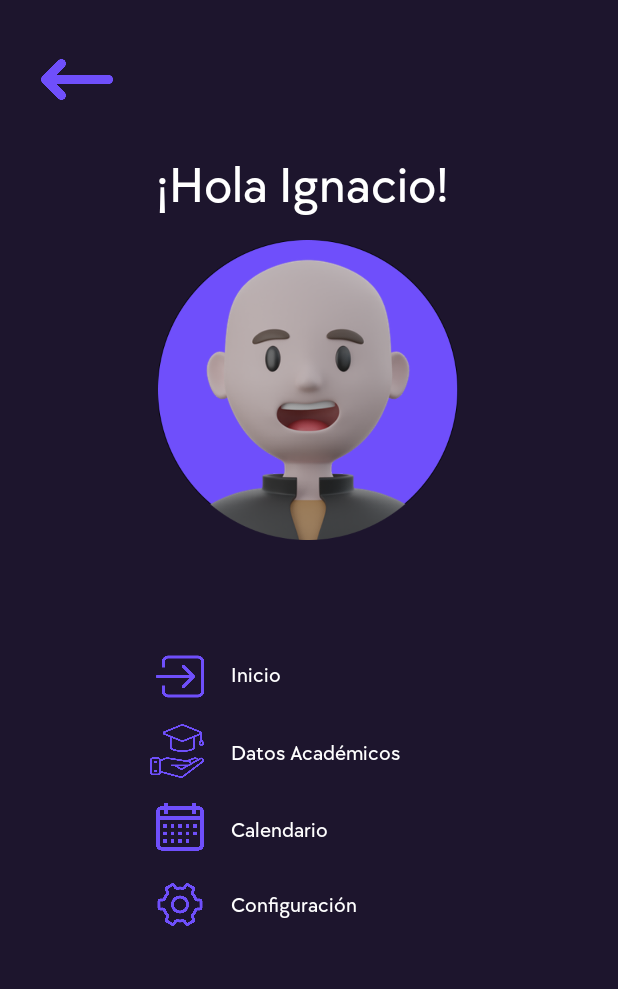
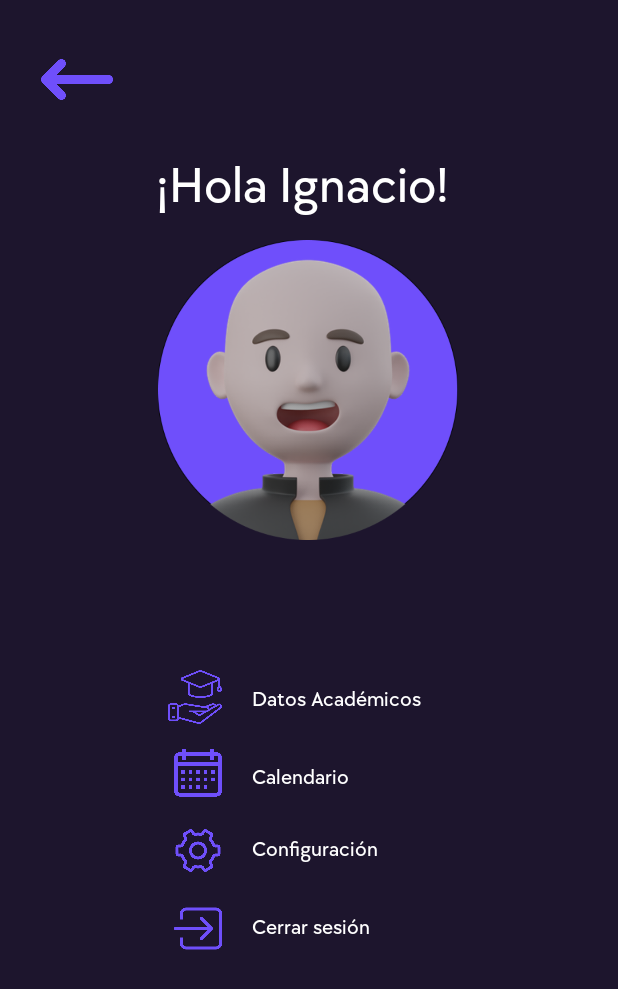
Before and after one commit to NachoXS15/focus-app, an Android app: the mainPage screen opened directly, with no data from a screen before it, after a tap on "user", on a phone screen of 412 x 824 dp. Shown: the top 989 px of the screen. Run offline under Robolectric (Android 15) with nearby library versions, the phone set to English and light mode, and no system bars.

Commit message:
modified adapter, fixed visual bugs in layouts

```diff
--- a/app/build.gradle
+++ b/app/build.gradle
@@ -33,7 +33,6 @@ android {
 }
 
 dependencies {
-
     implementation 'androidx.appcompat:appcompat:1.6.0'
     implementation 'com.google.android.material:material:1.8.0'
     implementation 'androidx.constraintlayout:constraintlayout:2.1.4'
@@ -47,6 +46,7 @@ dependencies {
     androidTestImplementation 'androidx.test.espresso:espresso-core:3.5.1'
 
     implementation platform('com.google.firebase:firebase-bom:31.2.3')
+    implementation 'com.firebaseui:firebase-ui-firestore:8.0.2'
     implementation("com.google.firebase:firebase-firestore")
     implementation 'com.google.firebase:firebase-analytics'
 
--- a/app/src/main/java/com/example/focus/adapters/listItemAdapter.java
+++ b/app/src/main/java/com/example/focus/adapters/listItemAdapter.java
@@ -3,52 +3,42 @@ package com.example.focus.adapters;
 import android.view.LayoutInflater;
 import android.view.View;
 import android.view.ViewGroup;
-import android.widget.TextView;
 
 import androidx.annotation.NonNull;
 import androidx.recyclerview.widget.RecyclerView;
 
 import com.example.focus.R;
 import com.example.focus.entities.Items;
+import com.firebase.ui.firestore.FirestoreRecyclerAdapter;
+import com.firebase.ui.firestore.FirestoreRecyclerOptions;
 
-import java.util.ArrayList;
+public class listItemAdapter extends FirestoreRecyclerAdapter<Items, listItemAdapter.ViewHolder> {
 
-public class listItemAdapter extends RecyclerView.Adapter<listItemAdapter.ItemViewHolder> {
-    ArrayList<Items> listItems;
-
-    public listItemAdapter(ArrayList<Items> listItems) {
-        this.listItems = listItems;
+    /**
+     * Create a new RecyclerView adapter that listens to a Firestore Query.  See {@link
+     * FirestoreRecyclerOptions} for configuration options.
+     *
+     * @param options
+     */
+    public listItemAdapter(@NonNull FirestoreRecyclerOptions<Items> options) {
+        super(options);
     }
 
+    @Override
+    protected void onBindViewHolder(@NonNull listItemAdapter.ViewHolder holder, int position, @NonNull Items model) {
+
+    }
 
     @NonNull
     @Override
-    public ItemViewHolder onCreateViewHolder(@NonNull ViewGroup parent, int viewType) {
-        View view = LayoutInflater.from(parent.getContext()).inflate(R.layout.item_row, null, false);
-        return new ItemViewHolder(view);
+    public listItemAdapter.ViewHolder onCreateViewHolder(@NonNull ViewGroup parent, int viewType) {
+        View v = LayoutInflater.from(parent.getContext()).inflate(R.layout.item_row, parent, false);
+        return new ViewHolder(v);
     }
 
-    @Override
-    public void onBindViewHolder(@NonNull ItemViewHolder holder, int position) {
-        holder.viewTitle.setText(listItems.get(position).getTitle());
-        holder.viewDesc.setText(listItems.get(position).getDescr());
-        holder.viewDate.setText(listItems.get(position).getDate());
-    }
-
-    @Override
-    public int getItemCount() {
-        return listItems.size();
-    }
-
-    public class ItemViewHolder extends RecyclerView.ViewHolder {
-
-        TextView viewTitle, viewDesc, viewDate;
-        public ItemViewHolder(@NonNull View itemView) {
+    public class ViewHolder extends  RecyclerView.ViewHolder{
+        public ViewHolder(@NonNull View itemView) {
             super(itemView);
-
-            viewTitle = itemView.findViewById(R.id.viewTitle);
-            viewDesc = itemView.findViewById(R.id.viewDesc);
-            viewDate = itemView.findViewById(R.id.viewDate);
         }
     }
 }
--- a/app/src/main/java/com/example/focus/mainPage.java
+++ b/app/src/main/java/com/example/focus/mainPage.java
@@ -5,11 +5,8 @@ import android.os.Bundle;
 import android.view.View;
 
 import androidx.appcompat.app.AppCompatActivity;
-import androidx.recyclerview.widget.LinearLayoutManager;
 import androidx.recyclerview.widget.RecyclerView;
 
-import com.example.focus.adapters.listItemAdapter;
-import com.example.focus.db.DbItems;
 import com.example.focus.entities.Items;
 
 import java.util.ArrayList;
@@ -22,6 +19,7 @@ public class mainPage extends AppCompatActivity {
     protected void onCreate(Bundle savedInstanceState) {
         super.onCreate(savedInstanceState);
         setContentView(R.layout.activity_main_page);
+        /*
         listItem = findViewById(R.id.listItem);
         listItem.setLayoutManager(new LinearLayoutManager(this));
 
@@ -30,6 +28,7 @@ public class mainPage extends AppCompatActivity {
 
         listItemAdapter adapter = new listItemAdapter((dbItems.showItems()));
         listItem.setAdapter(adapter);
+         */
     }
     //move through activities
     public void goOptions (View view){
--- a/app/src/main/res/layout/activity_create_user.xml
+++ b/app/src/main/res/layout/activity_create_user.xml
@@ -17,6 +17,7 @@
         android:textColorHint="@color/white"
         style="@style/borderEditText"
         android:hint="Ingrese email"
+        android:textColor="@color/white"
         android:inputType="textPersonName"
         android:minHeight="48dp"
         app:layout_constraintStart_toStartOf="parent"
@@ -29,6 +30,7 @@
         android:layout_marginStart="101dp"
         android:layout_marginTop="172dp"
         android:ems="10"
+        android:textColor="@color/white"
         android:hint="Ingrese contraseña"
         android:inputType="textPassword"
         android:minHeight="48dp"
@@ -44,6 +46,7 @@
         android:layout_marginStart="100dp"
         android:layout_marginTop="248dp"
         android:ems="10"
+        android:textColor="@color/white"
         android:hint="Re-ingrese contraseña"
         android:inputType="textPassword"
         android:minHeight="48dp"
--- a/app/src/main/res/layout/activity_options_menu.xml
+++ b/app/src/main/res/layout/activity_options_menu.xml
@@ -32,37 +32,6 @@
         tools:ignore="ImageContrastCheck" />
 
     <ImageView
-        android:id="@+id/imageView7"
-        android:layout_width="32dp"
-        android:layout_height="62dp"
-        android:layout_marginStart="104dp"
-        android:layout_marginTop="420dp"
-        app:layout_constraintStart_toStartOf="parent"
-        app:layout_constraintTop_toTopOf="parent"
-        app:srcCompat="@mipmap/login" />
-
-    <ImageView
-        android:id="@+id/imageView8"
-        android:layout_width="36dp"
-        android:layout_height="65dp"
-        android:layout_marginStart="100dp"
-        android:layout_marginTop="468dp"
-        app:layout_constraintStart_toStartOf="parent"
-        app:layout_constraintTop_toTopOf="parent"
-        app:srcCompat="@mipmap/college_hat_hand" />
-
-    <ImageView
-        android:id="@+id/imageView9"
-        android:layout_width="32dp"
-        android:layout_height="62dp"
-        android:layout_marginStart="104dp"
-        android:layout_marginTop="520dp"
-        android:onClick="goCalendar"
-        app:layout_constraintStart_toStartOf="parent"
-        app:layout_constraintTop_toTopOf="parent"
-        app:srcCompat="@mipmap/calendario" />
-
-    <ImageView
         android:id="@+id/imageView10"
         android:layout_width="48dp"
         android:layout_height="54dp"
@@ -74,27 +43,50 @@
         app:srcCompat="@mipmap/left_arrow"
         tools:ignore="SpeakableTextPresentCheck" />
 
+    <TextView
+        android:id="@+id/textView8"
+        android:layout_width="wrap_content"
+        android:layout_height="wrap_content"
+        android:layout_marginStart="168dp"
+        android:layout_marginTop="456dp"
+        android:fontFamily="@font/tt_chocolates_medium"
+        android:text="@string/data"
+        android:textColor="@color/white"
+        app:layout_constraintStart_toStartOf="parent"
+        app:layout_constraintTop_toTopOf="parent" />
+
     <ImageView
-        android:id="@+id/imageView11"
+        android:id="@+id/imageView8"
+        android:layout_width="36dp"
+        android:layout_height="65dp"
+        android:layout_marginStart="112dp"
+        android:layout_marginTop="432dp"
+        app:layout_constraintStart_toStartOf="parent"
+        app:layout_constraintTop_toTopOf="parent"
+        app:srcCompat="@mipmap/college_hat_hand" />
+
+    <ImageView
+        android:id="@+id/imageView7"
         android:layout_width="32dp"
         android:layout_height="62dp"
-        android:layout_marginStart="104dp"
-        android:layout_marginTop="572dp"
-        android:onClick="goSetting"
+        android:layout_marginStart="116dp"
+        android:layout_marginTop="588dp"
         app:layout_constraintStart_toStartOf="parent"
+        android:onClick="goStart"
         app:layout_constraintTop_toTopOf="parent"
-        app:srcCompat="@mipmap/configuracion" />
+        app:srcCompat="@mipmap/login" />
+
 
     <TextView
         android:id="@+id/textView10"
         android:layout_width="wrap_content"
         android:layout_height="wrap_content"
-        android:layout_marginStart="154dp"
-        android:layout_marginTop="593dp"
+        android:layout_marginStart="168dp"
+        android:layout_marginTop="556dp"
         android:fontFamily="@font/tt_chocolates_medium"
         android:onClick="goSetting"
+        android:text="@string/settings"
         android:textColor="@color/white"
-        android:text="@string/settings"
         app:layout_constraintStart_toStartOf="parent"
         app:layout_constraintTop_toTopOf="parent" />
 
@@ -102,23 +94,12 @@
         android:id="@+id/startText"
         android:layout_width="wrap_content"
         android:layout_height="wrap_content"
-        android:layout_marginStart="154dp"
-        android:layout_marginTop="440dp"
+        android:layout_marginStart="168dp"
+        android:layout_marginTop="608dp"
         android:fontFamily="@font/tt_chocolates_medium"
-        android:text="@string/start"
+        android:onClick="goStart"
+        android:text="Cerrar sesión"
         android:textColor="@color/white"
-        app:layout_constraintStart_toStartOf="parent"
-        app:layout_constraintTop_toTopOf="parent" />
-
-    <TextView
-        android:id="@+id/textView8"
-        android:layout_width="wrap_content"
-        android:textColor="@color/white"
-        android:layout_height="wrap_content"
-        android:layout_marginStart="154dp"
-        android:layout_marginTop="492dp"
-        android:fontFamily="@font/tt_chocolates_medium"
-        android:text="@string/data"
         app:layout_constraintStart_toStartOf="parent"
         app:layout_constraintTop_toTopOf="parent" />
 
@@ -126,13 +107,35 @@
         android:id="@+id/textView9"
         android:layout_width="wrap_content"
         android:layout_height="wrap_content"
-        android:layout_marginStart="154dp"
-        android:layout_marginTop="543dp"
+        android:layout_marginStart="168dp"
+        android:layout_marginTop="508dp"
         android:fontFamily="@font/tt_chocolates_medium"
         android:onClick="goCalendar"
+        android:text="@string/calendar"
         android:textColor="@color/white"
-        android:text="@string/calendar"
         app:layout_constraintStart_toStartOf="parent"
         app:layout_constraintTop_toTopOf="parent" />
 
+    <ImageView
+        android:id="@+id/imageView9"
+        android:layout_width="32dp"
+        android:layout_height="62dp"
+        android:layout_marginStart="116dp"
+        android:layout_marginTop="484dp"
+        android:onClick="goCalendar"
+        app:layout_constraintStart_toStartOf="parent"
+        app:layout_constraintTop_toTopOf="parent"
+        app:srcCompat="@mipmap/calendario" />
+
+    <ImageView
+        android:id="@+id/imageView11"
+        android:layout_width="32dp"
+        android:layout_height="62dp"
+        android:layout_marginStart="116dp"
+        android:layout_marginTop="536dp"
+        android:onClick="goSetting"
+        app:layout_constraintStart_toStartOf="parent"
+        app:layout_constraintTop_toTopOf="parent"
+        app:srcCompat="@mipmap/configuracion" />
+
 </androidx.constraintlayout.widget.ConstraintLayout>
--- a/app/src/main/res/layout/activity_recover_password.xml
+++ b/app/src/main/res/layout/activity_recover_password.xml
@@ -29,8 +29,9 @@
         android:layout_height="wrap_content"
         android:layout_marginStart="158dp"
         android:layout_marginTop="229dp"
+        android:textColor="@color/white"
         android:backgroundTint="@color/backgroundAlt"
-        android:text="Button"
+        android:text="Enviar"
         app:layout_constraintStart_toStartOf="parent"
         app:layout_constraintTop_toTopOf="parent" />
 
```
Also changed, not shown: app/src/main/java/com/example/focus/loginPage.java (+5 -2 lines), app/src/main/java/com/example/focus/optionsMenu.java (+7 -2 lines).
